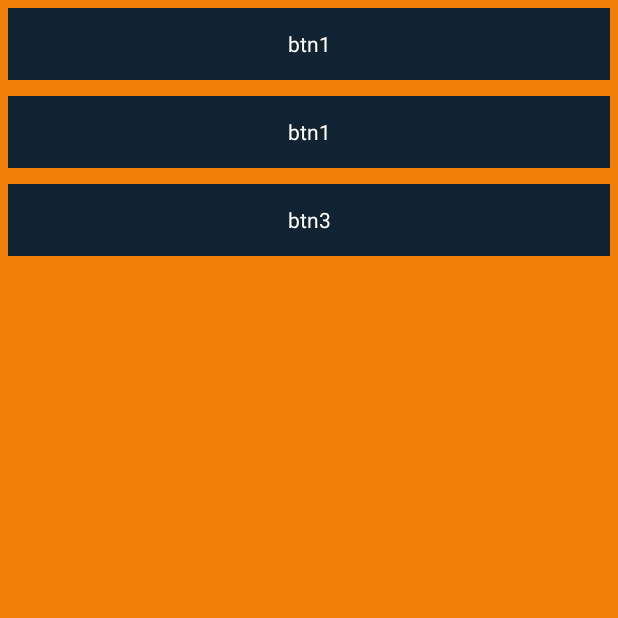
After one commit to mygzk/Simple, an Android app: the ModifyStatusStytleActivity screen opened directly, with no data from a screen before it, on a phone screen of 412 x 824 dp, the top half of it. The commit adds this screen. Run offline under Robolectric (Android 15) with nearby library versions, the phone set to English and light mode, and no system bars.

Commit message:
add modify status

```diff
--- a/app/build.gradle
+++ b/app/build.gradle
@@ -31,5 +31,6 @@ dependencies {
     compile 'com.google.code.gson:gson:2.7'
     compile 'com.android.support:appcompat-v7:24.2.1'
     compile 'com.android.support.constraint:constraint-layout:1.0.2'
+    compile 'com.readystatesoftware.systembartint:systembartint:1.0.3'
     testCompile 'junit:junit:4.12'
 }
--- a/app/src/main/AndroidManifest.xml
+++ b/app/src/main/AndroidManifest.xml
@@ -17,7 +17,8 @@
         </activity>
         <activity android:name=".ui.WheelActivity" />
         <activity android:name=".ui.LinkActivity" />
-        <activity android:name=".ui.XuanfuActivity"></activity>
+        <activity android:name=".ui.XuanfuActivity" />
+        <activity android:name=".ui.ModifyStatusStytleActivity"></activity>
     </application>
 
 </manifest>
--- a/app/src/main/java/com/example/simple/ui/MainActivity.java
+++ b/app/src/main/java/com/example/simple/ui/MainActivity.java
@@ -54,6 +54,7 @@ public class MainActivity extends AppCompatActivity {
         mDatas.add(new MyBean("WheelActivity", WheelActivity.class));
         mDatas.add(new MyBean("LinkActivity", LinkActivity.class));
         mDatas.add(new MyBean("XuanfuActivity", XuanfuActivity.class));
+        mDatas.add(new MyBean("ModifyStatusStytleActivity", ModifyStatusStytleActivity.class));
 
     }
 
--- /dev/null
+++ b/app/src/main/java/com/example/simple/ui/ModifyStatusStytleActivity.java
@@ -0,0 +1,44 @@
+package com.example.simple.ui;
+
+import android.app.Activity;
+import android.os.Bundle;
+import android.view.View;
+
+import com.example.simple.R;
+import com.example.simple.utils.StatusBarUtil;
+
+public class ModifyStatusStytleActivity extends Activity implements View.OnClickListener {
+
+    @Override
+    protected void onCreate(Bundle savedInstanceState) {
+        super.onCreate(savedInstanceState);
+        setContentView(R.layout.activity_modify_status_stytle);
+        initView();
+    }
+
+    private void initView() {
+
+        findViewById(R.id.btn_test1).setOnClickListener(this);
+        findViewById(R.id.btn_test2).setOnClickListener(this);
+        findViewById(R.id.btn_test3).setOnClickListener(this);
+
+    }
+
+    @Override
+    public void onClick(View v) {
+        switch (v.getId()) {
+            case R.id.btn_test1:
+                StatusBarUtil.transparencyBar(this);
+                break;
+            case R.id.btn_test2:
+                StatusBarUtil.setStatusBarColor(this,R.color.status_color1);
+                break;
+            case R.id.btn_test3:
+                StatusBarUtil.StatusBarLightMode(this);
+                break;
+            default:
+                break;
+        }
+
+    }
+}
--- /dev/null
+++ b/app/src/main/res/layout/activity_modify_status_stytle.xml
@@ -0,0 +1,41 @@
+<?xml version="1.0" encoding="utf-8"?>
+<LinearLayout xmlns:android="http://schemas.android.com/apk/res/android"
+    xmlns:app="http://schemas.android.com/apk/res-auto"
+    xmlns:tools="http://schemas.android.com/tools"
+    android:layout_width="match_parent"
+    android:layout_height="match_parent"
+    android:orientation="vertical"
+    android:background="#f27e0a"
+    tools:context="com.example.simple.ui.ModifyStatusStytleActivity">
+
+    <TextView
+        android:id="@+id/btn_test1"
+        android:layout_width="match_parent"
+        android:layout_height="48dp"
+        android:layout_margin="5dp"
+        android:background="#123"
+        android:gravity="center"
+        android:text="btn1"
+        android:textColor="#fff" />
+
+    <TextView
+        android:id="@+id/btn_test2"
+        android:layout_width="match_parent"
+        android:layout_height="48dp"
+        android:layout_margin="5dp"
+        android:background="#123"
+        android:gravity="center"
+        android:text="btn1"
+        android:textColor="#fff" />
+
+    <TextView
+        android:id="@+id/btn_test3"
+        android:layout_width="match_parent"
+        android:layout_height="48dp"
+        android:layout_margin="5dp"
+        android:background="#123"
+        android:gravity="center"
+        android:text="btn3"
+        android:textColor="#fff" />
+
+</LinearLayout>
--- a/app/src/main/res/layout/activity_xuanfu.xml
+++ b/app/src/main/res/layout/activity_xuanfu.xml
@@ -19,6 +19,11 @@
         android:layout_width="match_parent"
         android:layout_height="268dp">
 
+       <!-- <android.support.design.widget.CollapsingToolbarLayout
+            android:layout_width="match_parent"
+            android:layout_height="220dp"
+            app:contentScrim="#00000000"
+            app:layout_scrollFlags="scroll">-->
         <android.support.design.widget.CollapsingToolbarLayout
             android:layout_width="match_parent"
             android:layout_height="220dp"
--- a/app/src/main/res/values/colors.xml
+++ b/app/src/main/res/values/colors.xml
@@ -3,4 +3,5 @@
     <color name="colorPrimary">#3F51B5</color>
     <color name="colorPrimaryDark">#303F9F</color>
     <color name="colorAccent">#FF4081</color>
+    <color name="status_color1">#01FF4081</color>
 </resources>
```
Also changed, not shown: app/src/main/java/com/example/simple/utils/StatusBarUtil.java (added, +186 -0 lines).
